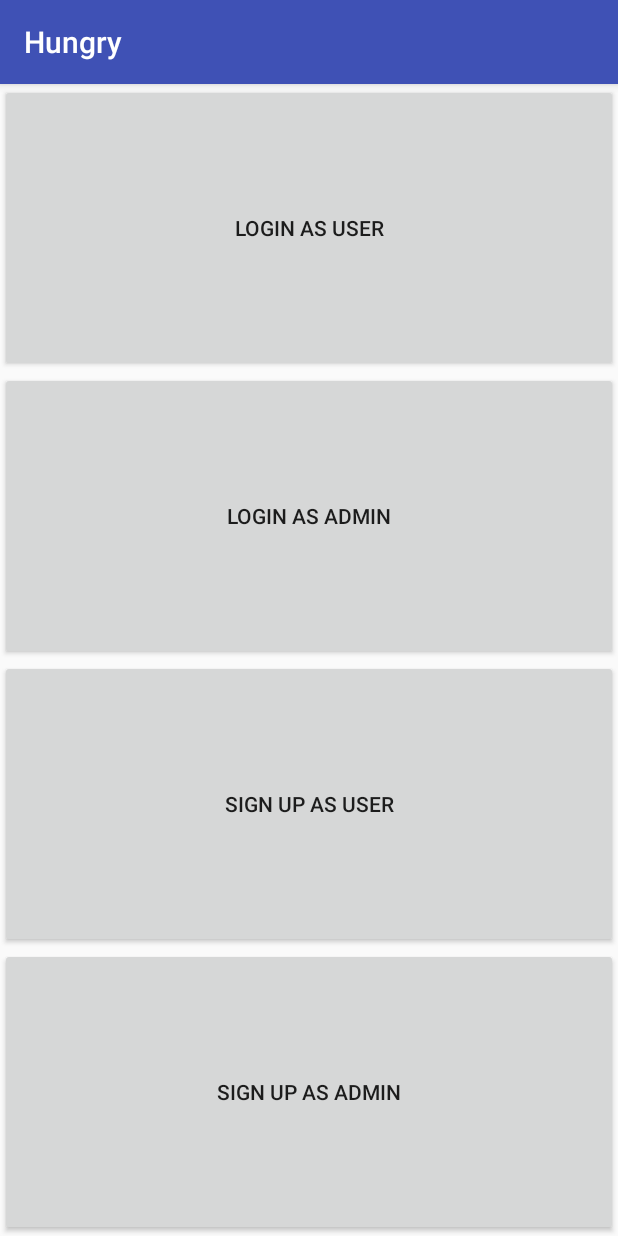
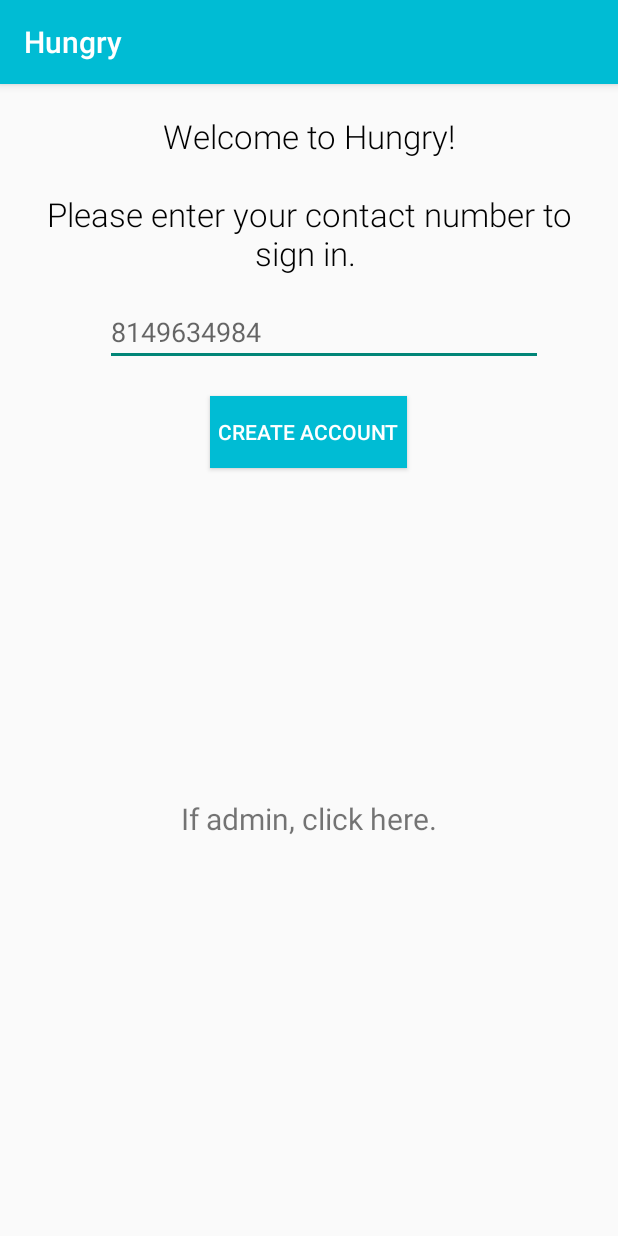
Before and after one commit to icychains24/Cafeteria_android, an Android app: the screen it shows after launch (MainActivity), on a phone screen of 412 x 824 dp. Run offline under Robolectric (Android 15) with nearby library versions, the phone set to English and light mode, and no system bars.

Commit message:
New front page created - Siddhesh

```diff
--- a/app/src/main/java/com/example/android/login/MainActivity.java
+++ b/app/src/main/java/com/example/android/login/MainActivity.java
@@ -1,10 +1,8 @@
 package com.example.android.login;
 
-import android.content.Intent;
 import android.os.Bundle;
 import android.support.v7.app.AppCompatActivity;
 import android.view.View;
-import android.widget.Button;
 
 public class MainActivity extends AppCompatActivity {
 
@@ -13,58 +11,62 @@ public class MainActivity extends AppCompatActivity {
         super.onCreate(savedInstanceState);
         setContentView(R.layout.activity_main);
 
-        Button login_user=(Button) findViewById(R.id.loginu);
-        login_user.setOnClickListener(new View.OnClickListener(){
-       @Override
-            public void onClick(View view)
-            {
-                Intent userloginintent=new Intent(MainActivity.this,UserLogin.class);
-                startActivity(userloginintent);
+
+//        Button login_user=(Button) findViewById(R.id.loginu);
+//        login_user.setOnClickListener(new View.OnClickListener(){
+//       @Override
+//            public void onClick(View view)
+//            {
+//                Intent userloginintent=new Intent(MainActivity.this,UserLogin.class);
+//                startActivity(userloginintent);
+//
+//
+//            }
+//        });
+//
+//
+//        Button login_admin=(Button) findViewById(R.id.logina);
+//        login_admin.setOnClickListener(new View.OnClickListener(){
+//            @Override
+//            public void onClick(View view)
+//            {
+//                Intent adminloginintent=new Intent(MainActivity.this,AdminLogin.class);
+//                startActivity(adminloginintent);
+//
+//
+//            }
+//        });
+//
+//
+//        Button signUpAdmin =(Button) findViewById(R.id.sign_up_admin);
+//        signUpAdmin.setOnClickListener(new View.OnClickListener(){
+//            @Override
+//            public void onClick(View view)
+//            {
+//                Intent signUpAdminIntent =new Intent(MainActivity.this,signUpAsAdmin.class);
+//                startActivity(signUpAdminIntent);
+//
+//
+//            }
+//        });
+//
+//        Button signUpUser =(Button) findViewById(R.id.sign_up_user);
+//        signUpUser.setOnClickListener(new View.OnClickListener(){
+//            @Override
+//            public void onClick(View view)
+//            {
+//                Intent signUpUserIntent=new Intent(MainActivity.this,signUpAsUser.class);
+//                startActivity(signUpUserIntent);
+//
+//
+//            }
+//        });
+
+    }
+
+    public void userSignIn(View view) {
+        //nothing yet
+    }
 
 
-            }
-        });
-
-
-        Button login_admin=(Button) findViewById(R.id.logina);
-        login_admin.setOnClickListener(new View.OnClickListener(){
-            @Override
-            public void onClick(View view)
-            {
-                Intent adminloginintent=new Intent(MainActivity.this,AdminLogin.class);
-                startActivity(adminloginintent);
-
-
-            }
-        });
-
-
-        Button signUpAdmin =(Button) findViewById(R.id.sign_up_admin);
-        signUpAdmin.setOnClickListener(new View.OnClickListener(){
-            @Override
-            public void onClick(View view)
-            {
-                Intent signUpAdminIntent =new Intent(MainActivity.this,signUpAsAdmin.class);
-                startActivity(signUpAdminIntent);
-
-
-            }
-        });
-
-        Button signUpUser =(Button) findViewById(R.id.sign_up_user);
-        signUpUser.setOnClickListener(new View.OnClickListener(){
-            @Override
-            public void onClick(View view)
-            {
-                Intent signUpUserIntent=new Intent(MainActivity.this,signUpAsUser.class);
-                startActivity(signUpUserIntent);
-
-
-            }
-        });
-
-
-
-
-    }
 }
--- a/app/src/main/res/layout/activity_main.xml
+++ b/app/src/main/res/layout/activity_main.xml
@@ -1,47 +1,107 @@
 <?xml version="1.0" encoding="utf-8"?>
-<LinearLayout xmlns:android="http://schemas.android.com/apk/res/android"
-    xmlns:app="http://schemas.android.com/apk/res-auto"
+<ScrollView
+    xmlns:android="http://schemas.android.com/apk/res/android"
     xmlns:tools="http://schemas.android.com/tools"
+    android:orientation="vertical"
     android:layout_width="match_parent"
-    android:layout_height="match_parent"
-    android:orientation="vertical"
-    tools:context="com.example.android.login.MainActivity">
+    android:layout_height="match_parent">
 
-    <Button
-        android:id="@+id/loginu"
+    <LinearLayout
         android:layout_width="match_parent"
-        android:layout_height="0dp"
-        android:layout_weight="1"
-        android:text="Login as User" />
+        android:layout_height="wrap_content"
+        android:orientation="vertical">
 
-    <Button
-        android:id="@+id/logina"
-        android:layout_width="match_parent"
-        android:layout_height="0dp"
-        android:layout_weight="1"
-android:text="Login as Admin"
-        />
+        <TextView
+            style="@style/Headings"
+            android:layout_height="wrap_content"
+            android:layout_width="match_parent"
+            android:gravity = "center_horizontal"
+            android:text="Welcome to Hungry!\n\nPlease enter your contact number to sign in. "
+            android:layout_marginBottom="10dp"
+            android:layout_marginTop="20dp"/>
+
+        <EditText
+            android:id="@+id/number"
+            android:layout_width="match_parent"
+            android:layout_height="wrap_content"
+            android:layout_marginTop="5dp"
+            android:layout_marginRight="50dp"
+            android:layout_marginLeft="70dp"
+            android:hint="8149634984"
+            android:inputType="number"/>
 
 
-    <Button
-        android:id="@+id/sign_up_user"
-        android:layout_width="match_parent"
-        android:layout_height="0dp"
-        android:layout_weight="1"
-        android:text="Sign Up as User"
-        android:onClick="display"
-        />
+        <Button
+            android:id="@+id/createAccount"
+            android:layout_width="wrap_content"
+            android:layout_height="wrap_content"
+            android:layout_gravity="center_horizontal"
+            android:textAllCaps="true"
+            android:layout_margin="20dp"
+            android:text="Create Account"
+            android:background="#00BCD4"
+            android:padding="5dp"
+            android:textColor="#FFF"
+            android:onClick="userSignIn"/>
 
-    <Button
-        android:id="@+id/sign_up_admin"
-        android:layout_width="match_parent"
-        android:layout_height="0dp"
-        android:layout_weight="1"
-        android:text="Sign Up as Admin"
-        android:onClick="display"
-        />
+        <TextView
+            android:layout_width="wrap_content"
+            android:layout_height="wrap_content"
+            android:layout_gravity="center_horizontal"
+            android:gravity="bottom"
+            android:layout_marginTop="200dp"
+            android:text="If admin, click here."
+            android:textSize="20dp"
+            android:onClick="adminlogin" />
+
+    </LinearLayout>
+
+</ScrollView>
+
+    <!--<?xml version="1.0" encoding="utf-8"?>-->
+    <!--<LinearLayout xmlns:android="http://schemas.android.com/apk/res/android"-->
+    <!--xmlns:app="http://schemas.android.com/apk/res-auto"-->
+    <!--xmlns:tools="http://schemas.android.com/tools"-->
+    <!--android:layout_width="match_parent"-->
+    <!--android:layout_height="match_parent"-->
+    <!--android:orientation="vertical"-->
+    <!--tools:context="com.example.android.login.MainActivity">-->
+
+    <!--<Button-->
+    <!--android:id="@+id/loginu"-->
+    <!--android:layout_width="match_parent"-->
+    <!--android:layout_height="0dp"-->
+    <!--android:layout_weight="1"-->
+    <!--android:text="Login as User" />-->
+
+    <!--<Button-->
+    <!--android:id="@+id/logina"-->
+    <!--android:layout_width="match_parent"-->
+    <!--android:layout_height="0dp"-->
+    <!--android:layout_weight="1"-->
+    <!--android:text="Login as Admin"-->
+    <!--/>-->
+
+
+    <!--<Button-->
+    <!--android:id="@+id/sign_up_user"-->
+    <!--android:layout_width="match_parent"-->
+    <!--android:layout_height="0dp"-->
+    <!--android:layout_weight="1"-->
+    <!--android:text="Sign Up as User"-->
+    <!--android:onClick="display"-->
+    <!--/>-->
+
+    <!--<Button-->
+    <!--android:id="@+id/sign_up_admin"-->
+    <!--android:layout_width="match_parent"-->
+    <!--android:layout_height="0dp"-->
+    <!--android:layout_weight="1"-->
+    <!--android:text="Sign Up as Admin"-->
+    <!--android:onClick="display"-->
+    <!--/>-->
 
 
 
 
-</LinearLayout>
+    <!--</LinearLayout>-->
--- a/app/src/main/res/layout/adminlogin.xml
+++ b/app/src/main/res/layout/adminlogin.xml
@@ -8,15 +8,17 @@
     tools:context="com.example.android.login.AdminLogin"
     android:orientation="vertical">
 
-
+<!--The front page will lead here if  the 'For admin, click here'
+    text is clicked. -->
 
     <TextView
+        style="@style/Headings"
+        android:textColor="#000"
         android:layout_width="match_parent"
         android:layout_height="wrap_content"
         android:gravity="center_horizontal"
         android:layout_marginTop="30dp"
         android:textSize="24sp"
-        android:textColor="#000"
         android:text="Enter mobile number"
         android:textAllCaps="false"
         app:layout_constraintBottom_toBottomOf="parent"
@@ -35,6 +37,7 @@
         android:inputType="number"/>
 
     <TextView
+        style="@style/Headings"
         android:layout_width="match_parent"
         android:layout_height="wrap_content"
         android:gravity="center_horizontal"
@@ -56,12 +59,14 @@
 
     <Button
         android:id="@+id/loginButton"
+        android:background="#00BCD4"
+        android:textColor="#fff"
         android:layout_width="wrap_content"
         android:layout_height="wrap_content"
         android:layout_gravity="center_horizontal"
         android:layout_marginTop="30dp"
         android:onClick="login"
-        android:padding="20dp"
+        android:padding="15dp"
         android:text="Login" />
 
 
--- /dev/null
+++ b/app/src/main/res/values-v16/styles.xml
@@ -0,0 +1,14 @@
+<?xml version="1.0" encoding="utf-8"?>
+<resources>
+
+    <style name="Headings">
+        <item name="android:layout_height">wrap_content</item>
+        <item name="android:layout_width">wrap_content</item>
+        <item name="android:textSize">22sp</item>
+        <item name="android:fontFamily">sans-serif-light</item>
+        <item name="android:layout_marginLeft">10dp</item>
+        <item name="android:layout_marginTop">5dp</item>
+        <item name="android:layout_marginRight">10dp</item>
+        <item name="android:textColor">#000</item>
+    </style>
+</resources>
--- a/app/src/main/res/values/styles.xml
+++ b/app/src/main/res/values/styles.xml
@@ -1,11 +1,22 @@
-<resources>
+<resources xmlns:tools="http://schemas.android.com/tools">
 
     <!-- Base application theme. -->
     <style name="AppTheme" parent="Theme.AppCompat.Light.DarkActionBar">
         <!-- Customize your theme here. -->
-        <item name="colorPrimary">@color/colorPrimary</item>
+        <item name="colorPrimary">#00BCD4</item>
         <item name="colorPrimaryDark">@color/colorPrimaryDark</item>
 
     </style>
 
+    <style name = "Headings">
+        <item name = "android:layout_height">wrap_content</item>
+        <item name = "android:layout_width">wrap_content</item>
+        <item name = "android:textSize">22sp</item>
+        <item name = "android:fontFamily" tools:targetApi="lollipop">sans-serif-light</item>
+        <item name = "android:layout_marginLeft">10dp</item>
+        <item name = "android:layout_marginTop">5dp</item>
+        <item name = "android:layout_marginRight">10dp</item>
+        <item name = "android:textColor">#000</item>
+    </style>
+
 </resources>
```
